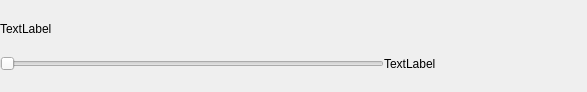
This is parameterwidget.ui in Firyst/GeneticTimetables as Qt 5 draws it before an edit. The edited form follows.
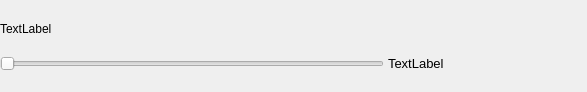
This is the edited form.

Commit message: Adjust sliders

```diff
--- a/parameterwidget.ui
+++ b/parameterwidget.ui
@@ -41,9 +41,20 @@
      </item>
      <item>
       <widget class="QLabel" name="labelValue">
+       <property name="font">
+        <font>
+         <pointsize>10</pointsize>
+        </font>
+       </property>
        <property name="text">
         <string>TextLabel</string>
        </property>
+       <property name="margin">
+        <number>1</number>
+       </property>
+       <property name="indent">
+        <number>4</number>
+       </property>
       </widget>
      </item>
     </layout>
```
The commit also changes 1 other file.
